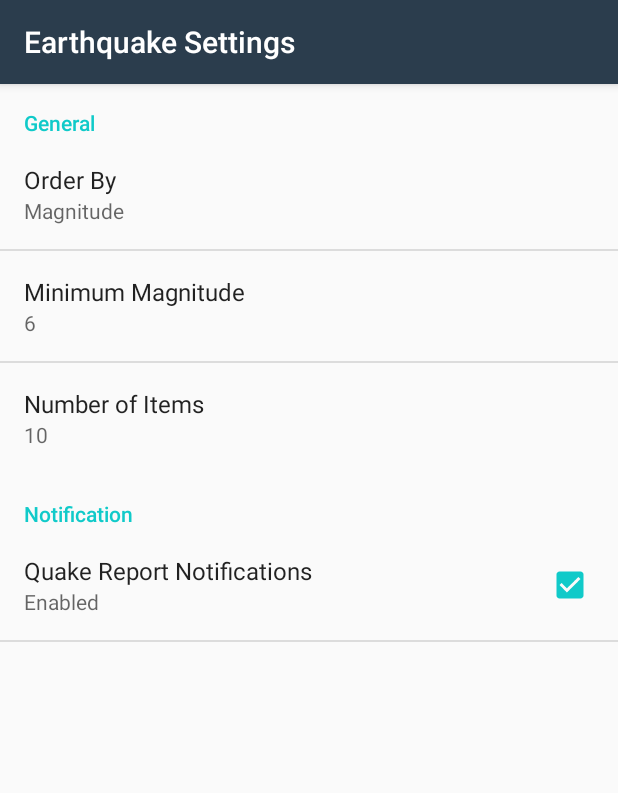
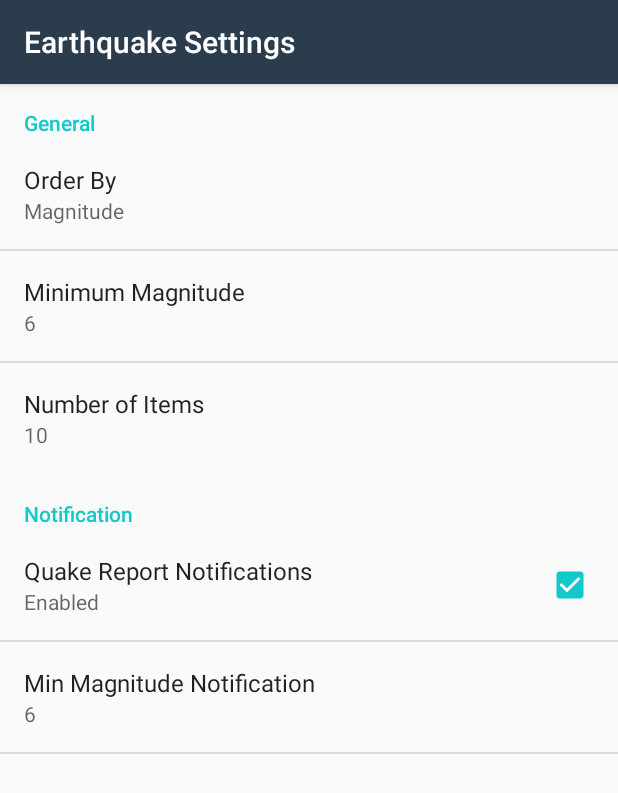
Before and after one commit to fdepedis/QuakeReport, an Android app: the SettingsActivity screen opened directly, with no data from a screen before it, on a phone screen of 412 x 824 dp. Shown: the top 793 px of the screen. Run offline under Robolectric (Android 15) with nearby library versions, the phone set to English and light mode, and no system bars.

Commit message:
setup minMagNotify

```diff
--- a/app/src/main/java/it/fdepedis/quakereport/settings/SettingsActivity.java
+++ b/app/src/main/java/it/fdepedis/quakereport/settings/SettingsActivity.java
@@ -2,17 +2,23 @@ package it.fdepedis.quakereport.settings;
 
 import android.content.Intent;
 import android.content.SharedPreferences;
+import android.preference.CheckBoxPreference;
 import android.preference.ListPreference;
 import android.preference.Preference;
 import android.preference.PreferenceManager;
 import android.os.Bundle;
 import android.preference.PreferenceFragment;
+import android.util.Log;
+
 import androidx.appcompat.app.AppCompatActivity;
 
 import it.fdepedis.quakereport.R;
 import it.fdepedis.quakereport.activity.EarthquakeActivity;
+import it.fdepedis.quakereport.utils.NotificationUtils;
 
 public class SettingsActivity extends AppCompatActivity {
+
+    private static final String LOG_TAG = SettingsActivity.class.getSimpleName();
 
     @Override
     protected void onCreate(Bundle savedInstanceState) {
@@ -38,6 +44,9 @@ public class SettingsActivity extends AppCompatActivity {
 
             Preference numItems = findPreference(getString(R.string.settings_num_item_key));
             bindPreferenceSummaryToValue(numItems);
+
+            Preference minMagNotify = findPreference(getString(R.string.settings_min_mag_notify_key));
+            bindPreferenceSummaryToValue(minMagNotify);
         }
 
         @Override
@@ -53,8 +62,9 @@ public class SettingsActivity extends AppCompatActivity {
                     CharSequence[] labels = listPreference.getEntries();
                     preference.setSummary(labels[prefIndex]);
                 }
-            }
-            else{
+            } else if (preference instanceof CheckBoxPreference) {
+                preference.setSummary(stringValue);
+            } else {
                 preference.setSummary(stringValue);
             }
             return true;
@@ -65,7 +75,6 @@ public class SettingsActivity extends AppCompatActivity {
             SharedPreferences preferences = PreferenceManager.getDefaultSharedPreferences(preference.getContext());
             String preferenceString = preferences.getString(preference.getKey(), "");
             onPreferenceChange(preference, preferenceString);
-
         }
     }
 
--- a/app/src/main/java/it/fdepedis/quakereport/utils/NotificationUtils.java
+++ b/app/src/main/java/it/fdepedis/quakereport/utils/NotificationUtils.java
@@ -68,7 +68,7 @@ public class NotificationUtils {
                     .setContentTitle(notificationTitle)
                     .setContentText(notificationText)
                     .setVibrate(new long[] { 1000, 1000, 1000, 1000, 1000 }) //Vibration
-                    .setLights(Color.RED, 3000, 3000) //LED
+                    //.setLights(Color.RED, 3000, 3000) //LED
                     .setContentIntent(pendingIntent)
                     .setAutoCancel(true)
                     .setPriority(NotificationCompat.PRIORITY_DEFAULT);
--- a/app/src/main/res/values/strings.xml
+++ b/app/src/main/res/values/strings.xml
@@ -53,4 +53,9 @@
     <string name="pref_enable_notifications_false">Not Enabled</string>
     <string name="pref_last_notification">last_notification</string>
 
+    <!-- Strings For Minimum Magnitude Notification Preference -->
+    <string name="settings_min_mag_notify_label">Min Magnitude Notification</string>
+    <string name="settings_min_mag_notify_key" translatable="false">min_mag_notify</string>
+    <string name="settings_min_mag_notify_default" translatable="false">6</string>
+
 </resources>
--- a/app/src/main/res/xml/settings_main.xml
+++ b/app/src/main/res/xml/settings_main.xml
@@ -3,6 +3,7 @@
     android:title="@string/settings_title">
 
     <PreferenceCategory android:title="General">
+
         <ListPreference
             android:defaultValue="@string/settings_order_by_default"
             android:entries="@array/settings_order_by_labels"
@@ -35,5 +36,13 @@
             android:summaryOn="@string/pref_enable_notifications_true"
             android:title="@string/pref_enable_notifications_label" />
 
+        <EditTextPreference
+            android:defaultValue="@string/settings_min_mag_notify_default"
+            android:inputType="numberDecimal"
+            android:key="@string/settings_min_mag_notify_key"
+            android:selectAllOnFocus="true"
+            android:title="@string/settings_min_mag_notify_label" />
+
     </PreferenceCategory>
+
 </PreferenceScreen>
```
